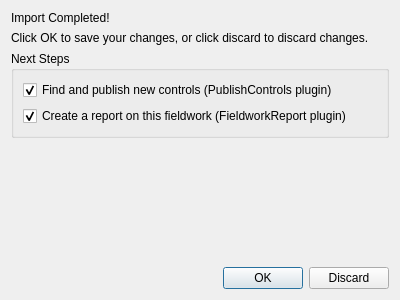
Qt form fieldworkimport/resources/ui/import_finished_ui.ui (Don-More-Surveys-Engineering-Ltd/fieldworkimport) before a commit.
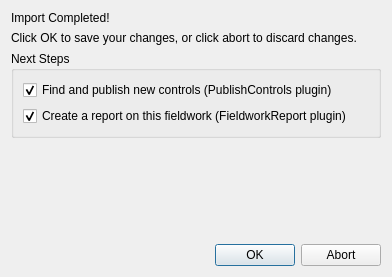
The same form after that commit.

Diff of the .ui file:
```diff
--- a/fieldworkimport/resources/ui/import_finished_ui.ui
+++ b/fieldworkimport/resources/ui/import_finished_ui.ui
@@ -6,8 +6,8 @@
    <rect>
     <x>0</x>
     <y>0</y>
-    <width>400</width>
-    <height>300</height>
+    <width>392</width>
+    <height>277</height>
    </rect>
   </property>
   <property name="windowTitle">
@@ -24,7 +24,7 @@
    <item>
     <widget class="QLabel" name="label_2">
      <property name="text">
-      <string>Click OK to save your changes, or click discard to discard changes.</string>
+      <string>Click OK to save your changes, or click abort to discard changes.</string>
      </property>
     </widget>
    </item>
@@ -76,7 +76,7 @@
       <enum>Qt::Horizontal</enum>
      </property>
      <property name="standardButtons">
-      <set>QDialogButtonBox::Discard|QDialogButtonBox::Ok</set>
+      <set>QDialogButtonBox::Abort|QDialogButtonBox::Ok</set>
      </property>
     </widget>
    </item>
```
